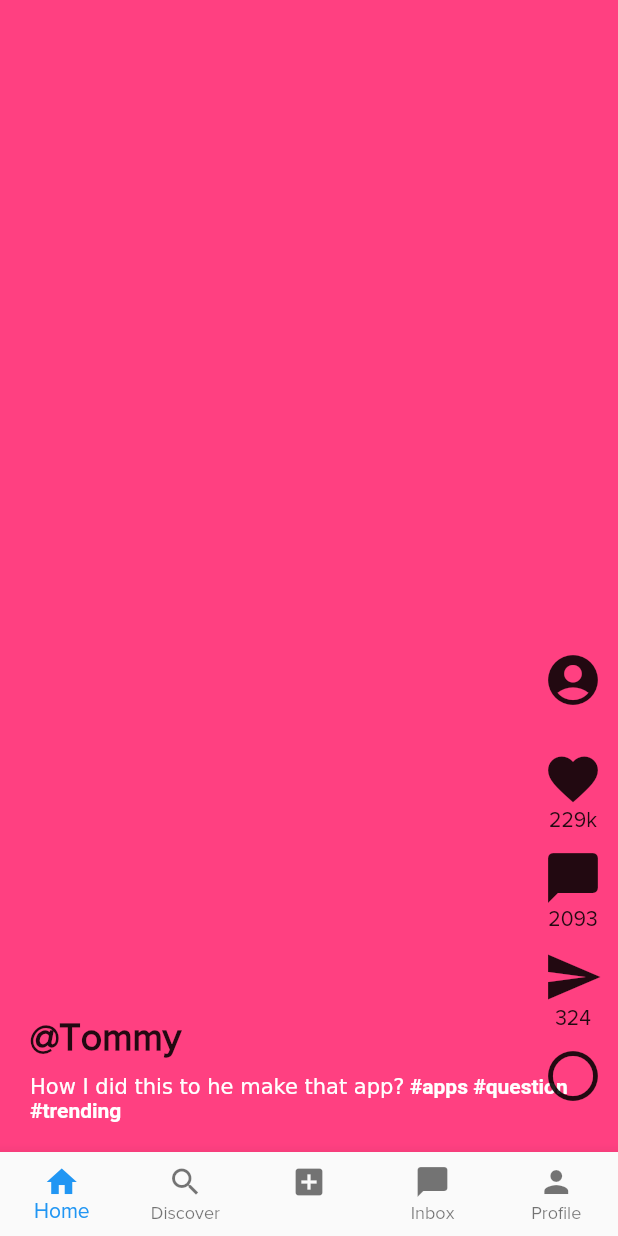
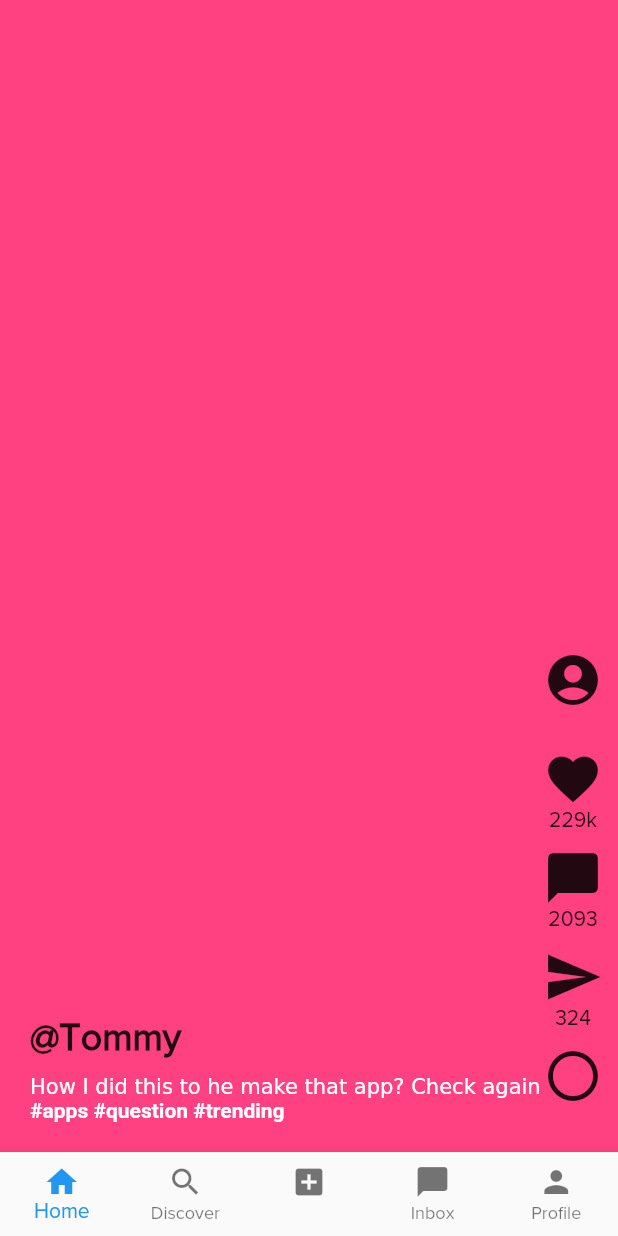
Before and after one commit to Manohar29m29/TiktokCopy, a Flutter app: the screen it shows after launch, swiped to page 2, on a phone screen of 412 x 824 dp. Run offline on Flutter 3.47's test engine with Material 2 defaults, Android fonts, the phone set to English and light mode, and no system bars.

Commit message:
#TIKTOK-01 Change in second file as per the requirement

```diff
--- a/lib/posts/mypost_2.dart
+++ b/lib/posts/mypost_2.dart
@@ -7,7 +7,7 @@ class MyPost2 extends StatelessWidget {
   Widget build(BuildContext context) {
     return PostTemplate(
       username: 'Tommy',
-      videoCaption: 'How I did this to he make that app?',
+      videoCaption: 'How I did this to he make that app? Check again',
       videoHastags: '#apps #question #trending',
       numberOfLikes: '229k',
       numberOfComments: '2093',
```
